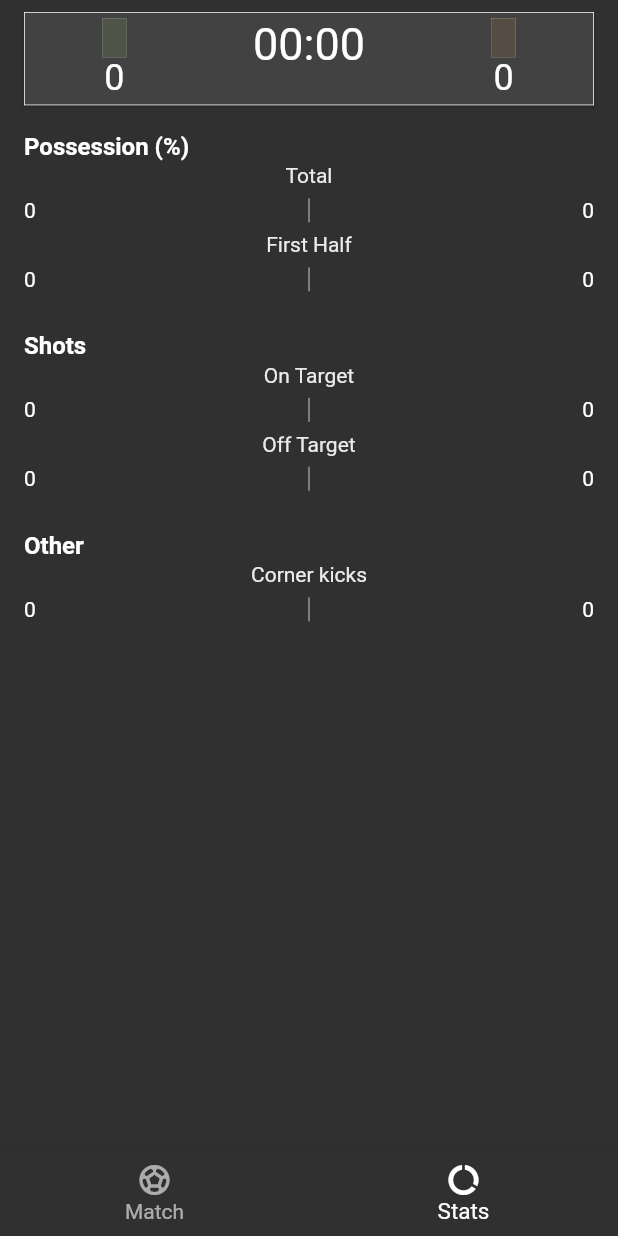
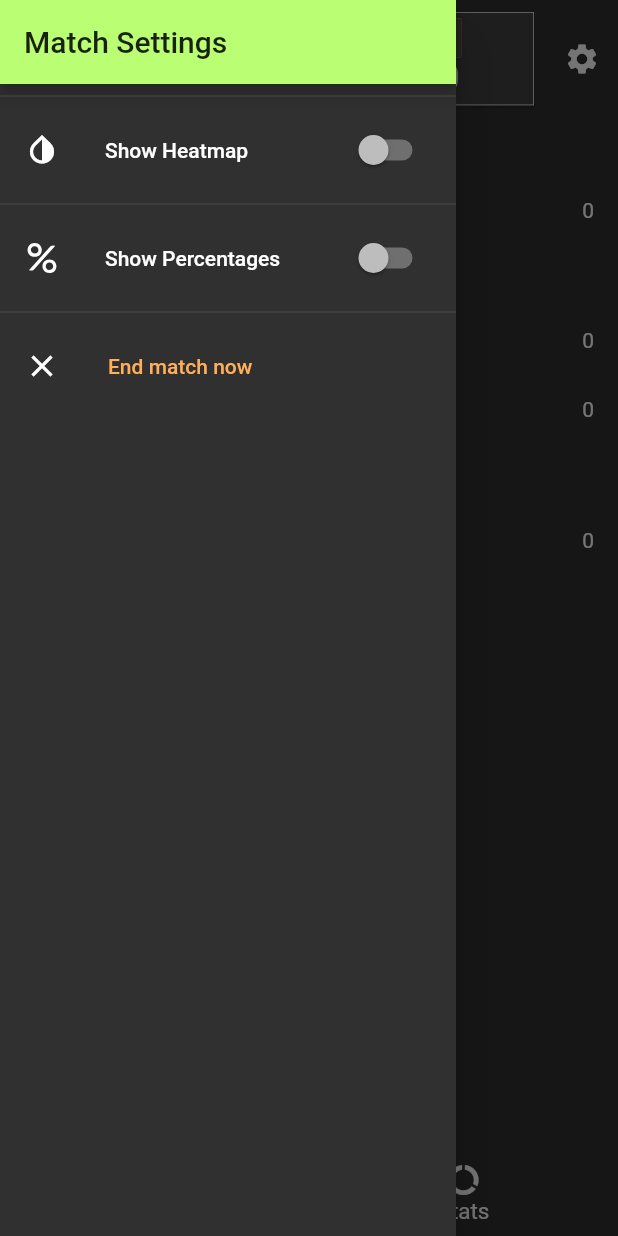
Before and after one commit to mariusschroeter/simple-football-tracker, a Flutter app: the AddMatchStartMatchScreen screen opened directly with empty values, item 2 of the bottom bar chosen, with the side drawer open (before the commit the screen has no drawer), on a phone screen of 412 x 824 dp. Run offline on Flutter 3.47's test engine with Material 2 defaults, Android fonts, the phone set to English and light mode, and no system bars; our stand-ins replace flutter_svg; network calls fail; Roboto replaces fonts that are missing (Georgia).

Commit message:
#settings upper right corner, app drawer, switchlisttiles #PROBLEM: first half percentages not working #NEXT: field height according to screen height

```diff
--- a/lib/screens/add_match_post_match_screen.dart
+++ b/lib/screens/add_match_post_match_screen.dart
@@ -96,7 +96,7 @@ class _AddMatchPostMatchScreenState extends State<AddMatchPostMatchScreen> {
           }
         },
         tooltip: 'Start Match',
-        child: Icon(Icons.arrow_right),
+        child: Icon(Icons.arrow_right_alt),
       ),
     );
   }
--- a/lib/screens/add_match_start_match.screen.dart
+++ b/lib/screens/add_match_start_match.screen.dart
@@ -2,6 +2,8 @@ import 'dart:async';
 
 import 'package:flutter/material.dart';
 import 'package:football_provider_app/providers/matches.dart';
+import 'package:football_provider_app/widgets/app_drawer.dart';
+import 'package:football_provider_app/widgets/app_drawer_in_match.dart';
 import 'package:football_provider_app/widgets/global_colors.dart';
 import 'package:football_provider_app/widgets/match_ball.dart';
 import 'package:football_provider_app/widgets/match_goal.dart';
@@ -38,6 +40,9 @@ class AddMatchStartMatchScreen extends StatefulWidget {
 }
 
 class _AddMatchStartMatchScreenState extends State<AddMatchStartMatchScreen> {
+  final GlobalKey<ScaffoldState> _startMatchScaffold =
+      GlobalKey<ScaffoldState>();
+
   @override
   void initState() {
     super.initState();
@@ -239,17 +244,17 @@ class _AddMatchStartMatchScreenState extends State<AddMatchStartMatchScreen> {
             _pauseTimer();
             showAlertDialog(context);
           } else {
-            _start = _start + 1;
+            _start++;
 
-            if (_isExtraTime) _extraTime = _extraTime + 1;
+            if (_isExtraTime) _extraTime++;
 
             //Wer ist am Ball?
             if (_homeTeamBallPossession) {
-              _homePossession = _homePossession + 1;
-              _activeZone.homePercentage = _activeZone.homePercentage + 1;
+              _homePossession++;
+              _activeZone.homePercentage++;
             } else {
-              _awayPossession = _awayPossession + 1;
-              _activeZone.awayPercentage = _activeZone.awayPercentage + 1;
+              _awayPossession++;
+              _activeZone.awayPercentage++;
             }
 
             //stats updaten
@@ -368,7 +373,8 @@ class _AddMatchStartMatchScreenState extends State<AddMatchStartMatchScreen> {
     if (isHomeShot) {
       setState(() {
         if (isGoal) {
-          _homeTeamGoals = _homeTeamGoals + 1;
+          _homeTeamGoals++;
+          _homeTeamShotsOnTarget++;
           _switchTeamBallPossession(isHome: false, isInit: true);
         } else if (isSaved) {
           _homeTeamShotsOnTarget++;
@@ -398,7 +404,8 @@ class _AddMatchStartMatchScreenState extends State<AddMatchStartMatchScreen> {
     } else {
       setState(() {
         if (isGoal) {
-          _awayTeamGoals = _awayTeamGoals + 1;
+          _awayTeamGoals++;
+          _awayTeamShotsOnTarget++;
           _switchTeamBallPossession(isHome: true, isInit: true);
         } else if (isSaved) {
           _awayTeamShotsOnTarget++;
@@ -437,10 +444,10 @@ class _AddMatchStartMatchScreenState extends State<AddMatchStartMatchScreen> {
             _getPercentage(isHome: true, isTotal: true),
             _getPercentage(isHome: false, isTotal: true),
           ],
-          'First Half': [
-            _getPercentage(isHome: true, isTotal: false),
-            _getPercentage(isHome: false, isTotal: false),
-          ]
+          // 'First Half': [
+          //   _getPercentage(isHome: true, isTotal: false),
+          //   _getPercentage(isHome: false, isTotal: false),
+          // ]
         },
         'Shots': {
           'On Target': [_homeTeamShotsOnTarget, _awayTeamShotsOnTarget],
@@ -456,7 +463,7 @@ class _AddMatchStartMatchScreenState extends State<AddMatchStartMatchScreen> {
   Map<String, Map<String, List<num>>> _statsMap = {
     'Possession': {
       'Total': [0, 0],
-      'First Half': [0, 0],
+      // 'First Half': [0, 0],
       // 'Second Half': [0,0],
     },
     'Shots': {
@@ -490,6 +497,12 @@ class _AddMatchStartMatchScreenState extends State<AddMatchStartMatchScreen> {
         .map((e) => BarchartList(title: e.key, values: e.value))
         .toList();
     return Scaffold(
+      key: _startMatchScaffold,
+      drawer: AppDrawerInMatch(
+          switchHeatMap: _switchHeatMap,
+          switchPercentages: _switchPercentages,
+          heatmap: _showHeatMap,
+          percentages: _showPercentages),
       bottomNavigationBar: BottomNavigationBar(
         type: BottomNavigationBarType.fixed,
         selectedItemColor: Colors.white,
@@ -516,6 +529,30 @@ class _AddMatchStartMatchScreenState extends State<AddMatchStartMatchScreen> {
           children: [
             Padding(
               padding: EdgeInsets.only(top: statusBarHeight),
+              child: Row(
+                children: [
+                  IconButton(
+                    icon: _start == 0 && !_matchHalfTime
+                        ? Icon(Icons.play_arrow)
+                        : _start == 0 && _matchHalfTime
+                            ? Icon(Icons.play_arrow)
+                            : _matchPause
+                                ? Icon(Icons.repeat)
+                                : _isExtraTime && !_matchHalfTime
+                                    ? Icon(Icons.stop)
+                                    : _isExtraTime && _matchHalfTime
+                                        ? Icon(Icons.stop)
+                                        : Icon(Icons.pause),
+                    onPressed: _start == 0
+                        ? () => _startTimer(0)
+                        : _matchPause
+                            ? unpauseTimer
+                            : _isExtraTime
+                                ? () => _endTimer()
+                                : _pauseTimer,
+                  ),
+                  Expanded(
+                    flex: 1,
                     child: Scoreboard(
                       time: time,
                       extraTime: _extraTime != 0 ? extraTime : '',
@@ -523,6 +560,18 @@ class _AddMatchStartMatchScreenState extends State<AddMatchStartMatchScreen> {
                       awayTeam: awayTeam,
                       homeGoals: _homeTeamGoals,
                       awayGoals: _awayTeamGoals,
+                    ),
+                  ),
+                  IconButton(
+                    icon: Icon(Icons.settings),
+                    onPressed: () {
+                      _startMatchScaffold.currentState.openDrawer();
+                      // setState(() {
+                      //   _showSettings = !_showSettings;
+                      // });
+                    },
+                  ),
+                ],
               ),
             ),
             Container(
@@ -706,6 +755,9 @@ class _AddMatchStartMatchScreenState extends State<AddMatchStartMatchScreen> {
                                     ),
                                     StatsList(
                                       stats: statsList[i].values,
+                                      isHalfTime:
+                                          // i == 0 ? _matchHalfTime : true,
+                                          true,
                                     ),
                                   ],
                                 ),
@@ -721,76 +773,6 @@ class _AddMatchStartMatchScreenState extends State<AddMatchStartMatchScreen> {
           ],
         ),
       ),
-      floatingActionButton: _currentIndex == 0
-          ? Column(
-              mainAxisAlignment: MainAxisAlignment.end,
-              children: [
-                Visibility(
-                  visible: _showSettings,
-                  child: Column(
-                    children: [
-                      FloatingActionButton(
-                        heroTag: 'heatmap',
-                        child: Icon(Icons.invert_colors),
-                        onPressed: () {
-                          _switchHeatMap();
-                        },
-                      ),
-                      SizedBox(
-                        height: 8,
-                      ),
-                      FloatingActionButton(
-                        heroTag: 'percentages',
-                        child: Text(
-                          "%",
-                          style: TextStyle(fontSize: 24),
-                        ),
-                        onPressed: () {
-                          _switchPercentages();
-                        },
-                      ),
-                    ],
-                  ),
-                ),
-                SizedBox(
-                  height: 8,
-                ),
-                FloatingActionButton(
-                  heroTag: 'settings',
-                  child: Icon(Icons.settings),
-                  onPressed: () {
-                    setState(() {
-                      _showSettings = !_showSettings;
-                    });
-                  },
-                ),
-                SizedBox(
-                  height: 8,
-                ),
-                FloatingActionButton(
-                  heroTag: 'matchMain',
-                  child: _start == 0 && !_matchHalfTime
-                      ? Icon(Icons.play_arrow)
-                      : _start == 0 && _matchHalfTime
-                          ? Icon(Icons.play_arrow)
-                          : _matchPause
-                              ? Icon(Icons.repeat)
-                              : _isExtraTime && !_matchHalfTime
-                                  ? Icon(Icons.stop)
-                                  : _isExtraTime && _matchHalfTime
-                                      ? Icon(Icons.stop)
-                                      : Icon(Icons.pause),
-                  onPressed: _start == 0
-                      ? () => _startTimer(0)
-                      : _matchPause
-                          ? unpauseTimer
-                          : _isExtraTime
-                              ? () => _endTimer()
-                              : _pauseTimer,
-                ),
-              ],
-            )
-          : SizedBox(),
     );
   }
 
--- /dev/null
+++ b/lib/widgets/app_drawer_in_match.dart
@@ -0,0 +1,83 @@
+import 'package:flutter/material.dart';
+import 'package:football_provider_app/widgets/global_colors.dart';
+import 'package:football_provider_app/widgets/svg.dart';
+
+class AppDrawerInMatch extends StatelessWidget {
+  final Function switchHeatMap;
+  final Function switchPercentages;
+  final bool heatmap;
+  final bool percentages;
+
+  AppDrawerInMatch(
+      {this.switchHeatMap,
+      this.switchPercentages,
+      this.heatmap,
+      this.percentages});
+
+  @override
+  Widget build(BuildContext context) {
+    return Drawer(
+      child: Column(
+        children: <Widget>[
+          AppBar(
+            title: Text('Match Settings'),
+            automaticallyImplyLeading: false,
+          ),
+          Divider(),
+          SwitchListTile(
+            activeColor: GlobalColors.primary,
+            title: Row(
+              children: [
+                Icon(Icons.invert_colors),
+                Expanded(
+                    flex: 1,
+                    child: Padding(
+                      padding: const EdgeInsets.only(left: 30.0),
+                      child: Text('Show Heatmap'),
+                    )),
+              ],
+            ),
+            value: heatmap,
+            onChanged: (_) => switchHeatMap(),
+          ),
+          Divider(),
+          SwitchListTile(
+            activeColor: GlobalColors.primary,
+            title: Row(
+              children: [
+                Padding(
+                  padding: const EdgeInsets.all(2.0),
+                  child: Svg(
+                    name: 'icon_percentage',
+                    height: 20.0,
+                    width: 20.0,
+                    color: Colors.white,
+                  ),
+                ),
+                Expanded(
+                    flex: 1,
+                    child: Padding(
+                      padding: const EdgeInsets.only(left: 30.0),
+                      child: Text('Show Percentages'),
+                    )),
+              ],
+            ),
+            value: percentages,
+            onChanged: (_) => switchPercentages(),
+          ),
+          Divider(),
+          ListTile(
+            leading: Icon(Icons.close),
+            title: Text(
+              'End match now',
+              style: TextStyle(color: GlobalColors.secondary),
+            ),
+            onTap: () {
+              Navigator.of(context).pop();
+            },
+          )
+        ],
+      ),
+    );
+  }
+}
--- a/lib/widgets/scoreboard.dart
+++ b/lib/widgets/scoreboard.dart
@@ -1,6 +1,5 @@
 import 'package:flutter/material.dart';
 import 'package:football_provider_app/widgets/global_colors.dart';
-import 'package:intl/intl.dart';
 
 class Scoreboard extends StatelessWidget {
   final String time;
@@ -26,7 +25,7 @@ class Scoreboard extends StatelessWidget {
         width: 0.5,
         color: Colors.white,
       ),
-      margin: const EdgeInsets.only(top: 8, right: 16, bottom: 8, left: 16),
+      margin: const EdgeInsets.only(top: 8, right: 8, bottom: 8, left: 8),
       child: Column(
         children: [
           Padding(
@@ -34,17 +33,12 @@ class Scoreboard extends StatelessWidget {
             child: Row(
               mainAxisAlignment: MainAxisAlignment.spaceEvenly,
               children: [
-                Padding(
-                  padding: const EdgeInsets.only(
-                    left: 20.0,
-                  ),
-                  child: Column(
+                Column(
                   children: [
                     Container(
                       decoration: BoxDecoration(
                           color: GlobalColors.primary.withOpacity(0.1),
-                            border:
-                                Border.all(width: 0.1, color: Colors.white)),
+                          border: Border.all(width: 0.1, color: Colors.white)),
                       child: Padding(
                         padding: const EdgeInsets.symmetric(horizontal: 8.0),
                         child: Text(
@@ -58,10 +52,6 @@ class Scoreboard extends StatelessWidget {
                       style: TextStyle(fontSize: 24),
                     ),
                   ],
-                  ),
-                ),
-                SizedBox(
-                  width: 20,
                 ),
                 Column(
                   children: [
@@ -77,18 +67,12 @@ class Scoreboard extends StatelessWidget {
                     ),
                   ],
                 ),
-                SizedBox(
-                  width: 20,
-                ),
-                Padding(
-                  padding: const EdgeInsets.only(right: 20.0),
-                  child: Column(
+                Column(
                   children: [
                     Container(
                       decoration: BoxDecoration(
                           color: GlobalColors.secondary.withOpacity(0.1),
-                            border:
-                                Border.all(width: 0.1, color: Colors.white)),
+                          border: Border.all(width: 0.1, color: Colors.white)),
                       child: Padding(
                         padding: const EdgeInsets.symmetric(horizontal: 8.0),
                         child: Text(
@@ -103,7 +87,6 @@ class Scoreboard extends StatelessWidget {
                     ),
                   ],
                 ),
-                ),
               ],
             ),
           ),
--- a/lib/widgets/stats_list.dart
+++ b/lib/widgets/stats_list.dart
@@ -1,11 +1,11 @@
 import 'package:flutter/material.dart';
-import 'package:football_provider_app/screens/add_match_start_match.screen.dart';
 import 'package:football_provider_app/widgets/stats_barchart.dart';
 
 class StatsList extends StatelessWidget {
   final Map<String, List<num>> stats;
+  final bool isHalfTime;
 
-  StatsList({this.stats});
+  StatsList({this.stats, this.isHalfTime});
 
   @override
   Widget build(BuildContext context) {
@@ -17,11 +17,13 @@ class StatsList extends StatelessWidget {
       removeTop: true,
       child: ListView.builder(
         physics: NeverScrollableScrollPhysics(),
-        itemBuilder: (ctx, i) => StatsBarchart(
-          title: statsList[i].title,
-          homeValue: statsList[i].values[0],
-          awayValue: statsList[i].values[1],
-        ),
+        itemBuilder: (ctx, i) => i != 1 || isHalfTime
+            ? StatsBarchart(
+                title: statsList[i].title,
+                homeValue: statsList[i].values[0],
+                awayValue: statsList[i].values[1],
+              )
+            : SizedBox(),
         itemCount: statsList.length,
         shrinkWrap: true,
       ),
--- a/pubspec.yaml
+++ b/pubspec.yaml
@@ -52,6 +52,7 @@ flutter:
    - lib/resources/images/football_field.jpg
    - lib/resources/images/football_field_original.jpg
    - lib/resources/images/test.jpg
+   - lib/resources/images/icon_percentage.svg
 
   # An image asset can refer to one or more resolution-specific "variants", see
   # https://flutter.dev/assets-and-images/#resolution-aware.
```
Also changed, not shown: lib/resources/images/icon_percentage.svg (added). Lines whose indentation alone changed are shown as unchanged.
